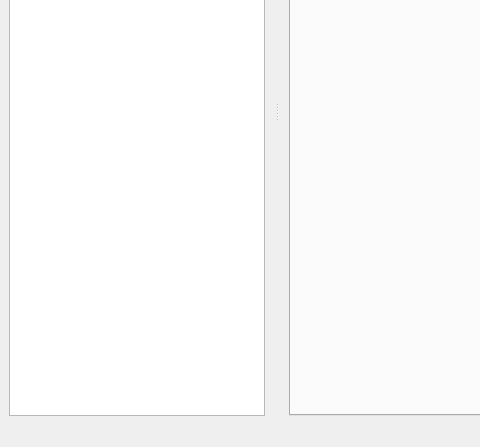
The window that app/mainwindow.ui (olegantonyan/bigquery-qt) describes before a commit, drawn with Qt 5; both pictures show x 0 to 480 and y 203 to 650 of the 1000 by 650 pixel window.
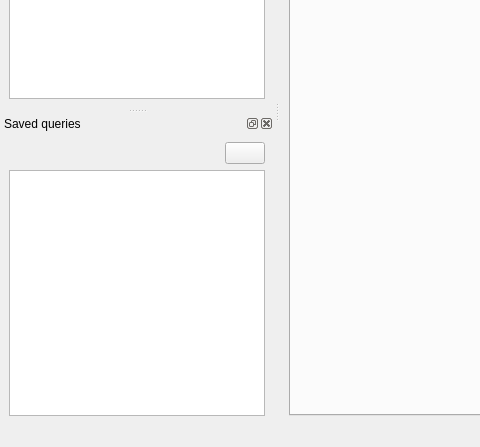
The same window after the commit. Custom widgets are drawn as their Qt base class.

Commit message: saved queries view

```diff
--- a/app/mainwindow.ui
+++ b/app/mainwindow.ui
@@ -82,6 +82,57 @@
     </layout>
    </widget>
   </widget>
+  <widget class="QDockWidget" name="savedQueriesDock">
+   <property name="windowTitle">
+    <string>Saved queries</string>
+   </property>
+   <attribute name="dockWidgetArea">
+    <number>1</number>
+   </attribute>
+   <widget class="QWidget" name="savedQueriesContents">
+    <layout class="QVBoxLayout" name="savedQueriesLayout">
+     <item>
+      <layout class="QHBoxLayout" name="savedQueriesTopRow">
+       <item>
+        <spacer name="savedQueriesSpacer">
+         <property name="orientation">
+          <enum>Qt::Horizontal</enum>
+         </property>
+         <property name="sizeHint" stdset="0">
+          <size>
+           <width>40</width>
+           <height>20</height>
+          </size>
+         </property>
+        </spacer>
+       </item>
+       <item>
+        <widget class="SpinnerButton" name="savedRefreshButton">
+         <property name="toolTip">
+          <string>Refresh saved queries</string>
+         </property>
+         <property name="text">
+          <string/>
+         </property>
+        </widget>
+       </item>
+      </layout>
+     </item>
+     <item>
+      <widget class="QTreeWidget" name="savedQueriesTree">
+       <property name="headerHidden">
+        <bool>true</bool>
+       </property>
+       <column>
+        <property name="text">
+         <string notr="true">1</string>
+        </property>
+       </column>
+      </widget>
+     </item>
+    </layout>
+   </widget>
+  </widget>
  </widget>
  <customwidgets>
   <customwidget>
```
The commit also changes 10 other files.
